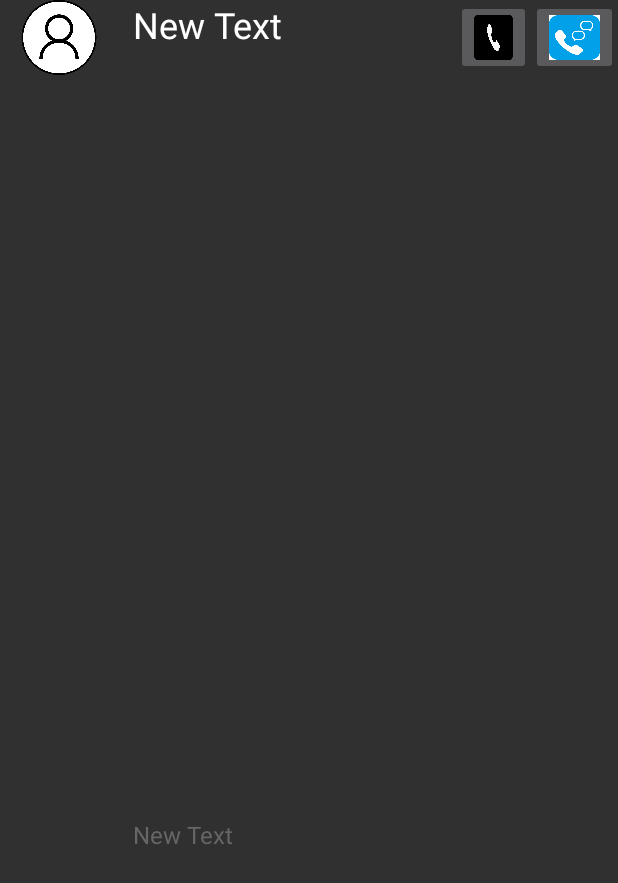
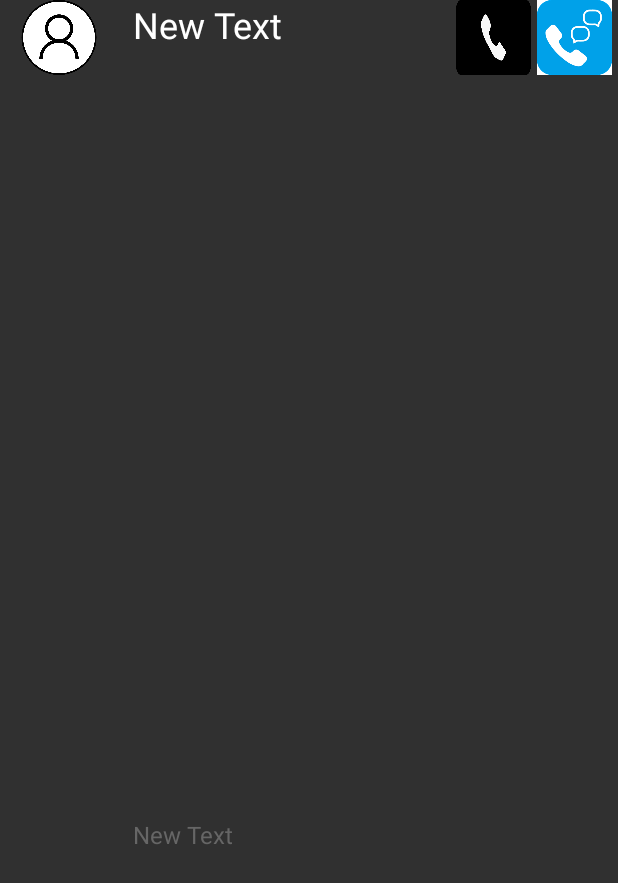
Before and after one commit to JeongJiUng/VoiceShow, an Android app: the layout fragment_address.xml on its own in the app's theme, with its tools: preview values and no code run, on a phone screen of 412 x 824 dp. Shown: the top 883 px of the screen. Run offline under Robolectric (Android 15) with nearby library versions, the phone set to English and light mode, and no system bars.

Commit message:
imageButton to image
이미지 버튼을 이미지로 한다음 clickabla을 true로 해주었다.

```diff
--- a/app/src/main/res/layout/fragment_address.xml
+++ b/app/src/main/res/layout/fragment_address.xml
@@ -10,7 +10,8 @@
         android:layout_weight="1"
         android:layout_width="50dp"
         android:layout_height="50dp"
-        android:src="@drawable/profileimg"/>
+        android:src="@drawable/profileimg"
+        android:clickable="true"/>
 
     <LinearLayout
         android:layout_width="wrap_content"
@@ -48,25 +49,25 @@
         android:layout_height="50dp"
         android:orientation="horizontal">
 
-        <ImageButton
+        <ImageView
             android:id="@+id/addressCalling"
             android:layout_width="50dp"
             android:layout_height="match_parent"
             android:cropToPadding="false"
             android:scaleType="fitXY"
             android:adjustViewBounds="true"
-            android:src="@drawable/calling_img" />
+            android:src="@drawable/calling_img"
+            android:clickable="true"/>
 
-        <ImageButton
+        <ImageView
             android:id="@+id/addressChatting"
             android:layout_width="match_parent"
             android:layout_height="match_parent"
-            android:layout_alignParentTop="true"
-            android:layout_alignParentEnd="true"
             android:adjustViewBounds="true"
             android:layout_toRightOf="@+id/addressCalling"
-            android:scaleType="fitXY"
-            android:src="@drawable/chatting_blue_img" />
+            android:scaleType="fitCenter"
+            android:src="@drawable/chatting_blue_img"
+            android:clickable="true"/>
     </RelativeLayout>
 
 </LinearLayout>
```
